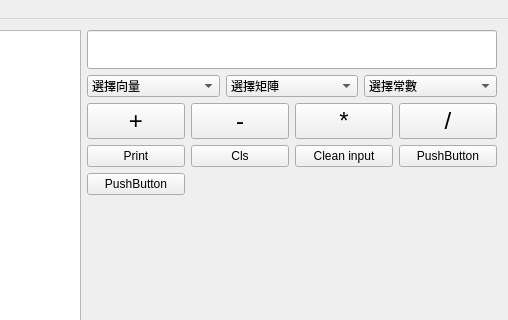
Old version of the form mainwindow.ui in the repository B10215029/linearcalc; both pictures show x 341 to 849 and y 0 to 320 of the 849 by 630 pixel window.
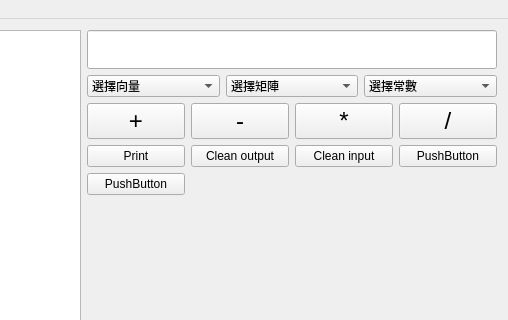
New version of the form.

Patch:
```diff
--- a/mainwindow.ui
+++ b/mainwindow.ui
@@ -139,7 +139,7 @@
         <item row="4" column="1">
          <widget class="QPushButton" name="pushButton_7">
           <property name="text">
-           <string>Cls</string>
+           <string>Clean output</string>
           </property>
          </widget>
         </item>
```
Left out of the diff: 2 changed lines with no effect on the pictures.
